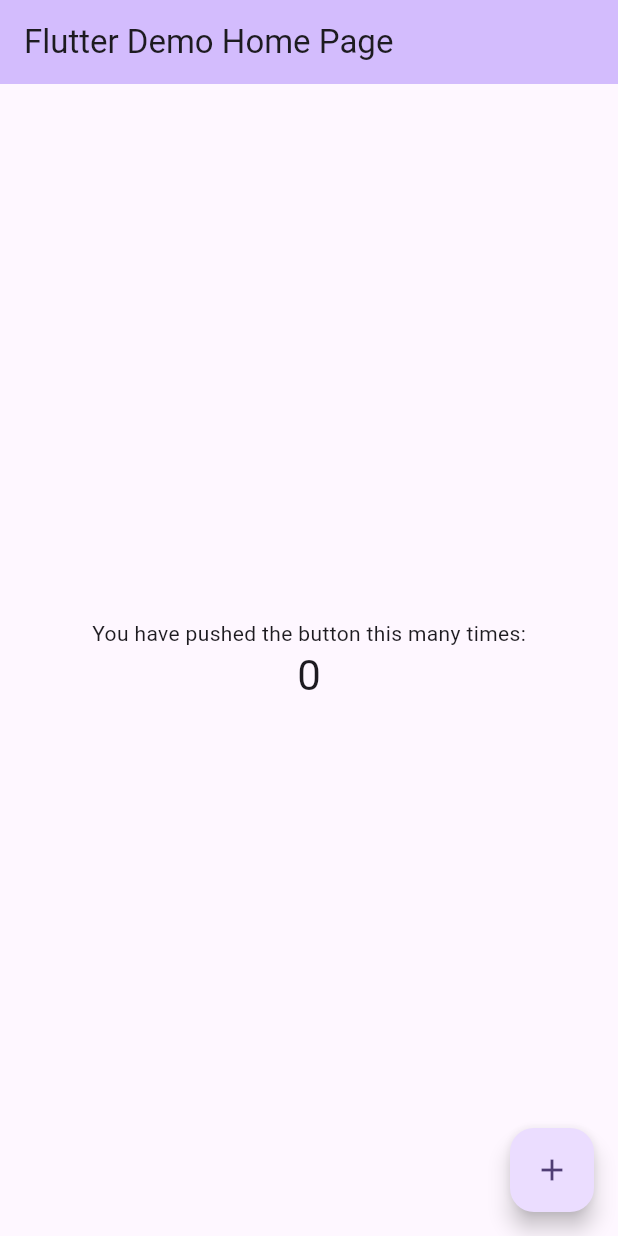
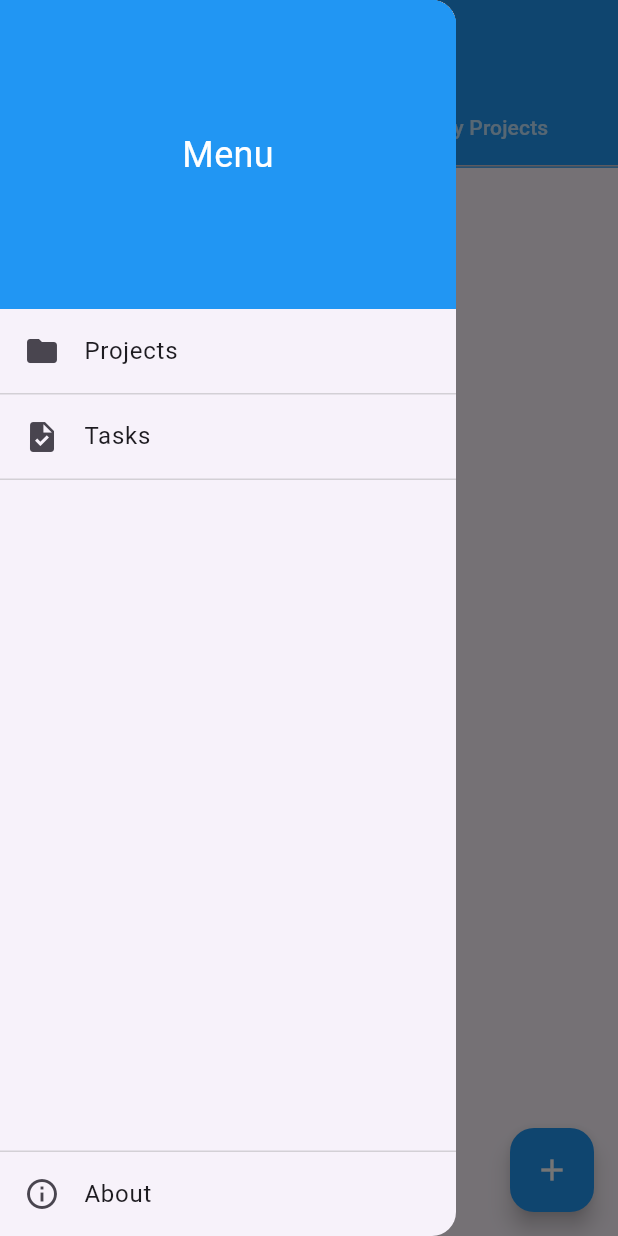
Before and after one commit to Qdevaan/Flutter-Course-Project, a Flutter app: the screen it shows after launch, with the side drawer open (before the commit the screen has no drawer), on a phone screen of 412 x 824 dp. Run offline on Flutter 3.47's test engine with Material 3 defaults, Android fonts, the phone set to English and light mode, and no system bars.

Commit message:
Add custom drawer and theme, update main UI structure
Introduces a CustomDrawer widget and an AppTheme for consistent styling. Refactors main.dart to use a tabbed interface and the new drawer, and updates dependencies to include provider and flutter_colorpicker., havent implemented theme yet

```diff
--- a/time_tracking_app/lib/main.dart
+++ b/time_tracking_app/lib/main.dart
@@ -1,122 +1,88 @@
 import 'package:flutter/material.dart';
+import 'widgets/custom_drawer.dart'; // Import the drawer
 
 void main() {
-  runApp(const MyApp());
+  runApp(TimeTrackingApp());
 }
 
-class MyApp extends StatelessWidget {
-  const MyApp({super.key});
-
-  // This widget is the root of your application.
+class TimeTrackingApp extends StatelessWidget {
   @override
   Widget build(BuildContext context) {
     return MaterialApp(
-      title: 'Flutter Demo',
-      theme: ThemeData(
-        // This is the theme of your application.
-        //
-        // TRY THIS: Try running your application with "flutter run". You'll see
-        // the application has a purple toolbar. Then, without quitting the app,
-        // try changing the seedColor in the colorScheme below to Colors.green
-        // and then invoke "hot reload" (save your changes or press the "hot
-        // reload" button in a Flutter-supported IDE, or press "r" if you used
-        // the command line to start the app).
-        //
-        // Notice that the counter didn't reset back to zero; the application
-        // state is not lost during the reload. To reset the state, use hot
-        // restart instead.
-        //
-        // This works for code too, not just values: Most code changes can be
-        // tested with just a hot reload.
-        colorScheme: ColorScheme.fromSeed(seedColor: Colors.deepPurple),
-      ),
-      home: const MyHomePage(title: 'Flutter Demo Home Page'),
+      title: 'Time Tracking App',
+      home: MainScreen(),
     );
   }
 }
 
-class MyHomePage extends StatefulWidget {
-  const MyHomePage({super.key, required this.title});
+class MainScreen extends StatefulWidget {
+  @override
+  State<MainScreen> createState() => _MainScreenState();
+}
 
-  // This widget is the home page of your application. It is stateful, meaning
-  // that it has a State object (defined below) that contains fields that affect
-  // how it looks.
-
-  // This class is the configuration for the state. It holds the values (in this
-  // case the title) provided by the parent (in this case the App widget) and
-  // used by the build method of the State. Fields in a Widget subclass are
-  // always marked "final".
-
-  final String title;
+class _MainScreenState extends State<MainScreen>
+    with SingleTickerProviderStateMixin {
+  late TabController _tabController;
 
   @override
-  State<MyHomePage> createState() => _MyHomePageState();
-}
+  void initState() {
+    super.initState();
+    _tabController = TabController(length: 2, vsync: this);
+  }
 
-class _MyHomePageState extends State<MyHomePage> {
-  int _counter = 0;
-
-  void _incrementCounter() {
-    setState(() {
-      // This call to setState tells the Flutter framework that something has
-      // changed in this State, which causes it to rerun the build method below
-      // so that the display can reflect the updated values. If we changed
-      // _counter without calling setState(), then the build method would not be
-      // called again, and so nothing would appear to happen.
-      _counter++;
-    });
+  void _showMessage(String message) {
+    ScaffoldMessenger.of(context)
+        .showSnackBar(SnackBar(content: Text(message)));
   }
 
   @override
   Widget build(BuildContext context) {
-    // This method is rerun every time setState is called, for instance as done
-    // by the _incrementCounter method above.
-    //
-    // The Flutter framework has been optimized to make rerunning build methods
-    // fast, so that you can just rebuild anything that needs updating rather
-    // than having to individually change instances of widgets.
     return Scaffold(
       appBar: AppBar(
-        // TRY THIS: Try changing the color here to a specific color (to
-        // Colors.amber, perhaps?) and trigger a hot reload to see the AppBar
-        // change color while the other colors stay the same.
-        backgroundColor: Theme.of(context).colorScheme.inversePrimary,
-        // Here we take the value from the MyHomePage object that was created by
-        // the App.build method, and use it to set our appbar title.
-        title: Text(widget.title),
-      ),
-      body: Center(
-        // Center is a layout widget. It takes a single child and positions it
-        // in the middle of the parent.
-        child: Column(
-          // Column is also a layout widget. It takes a list of children and
-          // arranges them vertically. By default, it sizes itself to fit its
-          // children horizontally, and tries to be as tall as its parent.
-          //
-          // Column has various properties to control how it sizes itself and
-          // how it positions its children. Here we use mainAxisAlignment to
-          // center the children vertically; the main axis here is the vertical
-          // axis because Columns are vertical (the cross axis would be
-          // horizontal).
-          //
-          // TRY THIS: Invoke "debug painting" (choose the "Toggle Debug Paint"
-          // action in the IDE, or press "p" in the console), to see the
-          // wireframe for each widget.
-          mainAxisAlignment: MainAxisAlignment.center,
-          children: <Widget>[
-            const Text('You have pushed the button this many times:'),
-            Text(
-              '$_counter',
-              style: Theme.of(context).textTheme.headlineMedium,
+        backgroundColor: Colors.blue,
+        title: Text("Time Tracking App", style: TextStyle(color: Colors.white)),
+        iconTheme: IconThemeData(color: Colors.white),
+        leading: Builder(
+          builder: (context) => IconButton(
+            icon: Icon(Icons.menu),
+            onPressed: () => Scaffold.of(context).openDrawer(),
+          ),
+        ),
+        bottom: PreferredSize(
+          preferredSize: Size.fromHeight(kToolbarHeight),
+          child: Container(
+            decoration: BoxDecoration(
+              border: Border(
+                bottom: BorderSide(color: Colors.white24, width: 1),
+              ),
             ),
-          ],
+            child: TabBar(
+              controller: _tabController,
+              labelColor: Colors.white,
+              unselectedLabelColor: Colors.white70,
+              indicatorColor: Colors.white,
+              indicatorWeight: 3,
+              tabs: [
+                Tab(text: "All Entries"),
+                Tab(text: "Group by Projects"),
+              ],
+            ),
+          ),
         ),
       ),
+      drawer: CustomDrawer(onItemClick: _showMessage),
+      body: TabBarView(
+        controller: _tabController,
+        children: [
+          Center(child: Text("All Entries Page")),
+          Center(child: Text("Group by Projects Page")),
+        ],
+      ),
       floatingActionButton: FloatingActionButton(
-        onPressed: _incrementCounter,
-        tooltip: 'Increment',
-        child: const Icon(Icons.add),
-      ), // This trailing comma makes auto-formatting nicer for build methods.
+        backgroundColor: Colors.blue,
+        onPressed: () => _showMessage("Add button pressed"),
+        child: Icon(Icons.add, color: Colors.white),
+      ),
     );
   }
 }
--- /dev/null
+++ b/time_tracking_app/lib/themes/app_theme.dart
@@ -0,0 +1,36 @@
+import 'package:flutter/material.dart';
+
+class AppTheme {
+  static ThemeData get lightTheme {
+    return ThemeData(
+      primarySwatch: Colors.red,
+      scaffoldBackgroundColor: Colors.white,
+      appBarTheme: AppBarTheme(
+        backgroundColor: Colors.red,
+        foregroundColor: Colors.white,
+        elevation: 4,
+      ),
+      floatingActionButtonTheme: FloatingActionButtonThemeData(
+        backgroundColor: Colors.red,
+        foregroundColor: Colors.white,
+      ),
+      snackBarTheme: SnackBarThemeData(
+        backgroundColor: Colors.red,
+        contentTextStyle: TextStyle(color: Colors.white),
+      ),
+      tabBarTheme: TabBarThemeData(
+        labelColor: Colors.white,
+        unselectedLabelColor: Colors.white70,
+        indicator: UnderlineTabIndicator(
+          borderSide: BorderSide(color: Colors.white, width: 2),
+        ),
+      ),
+      drawerTheme: DrawerThemeData(
+        backgroundColor: Colors.white,
+      ),
+      textTheme: TextTheme(
+        bodyMedium: TextStyle(color: Colors.black87),
+      ),
+    );
+  }
+}
--- /dev/null
+++ b/time_tracking_app/lib/widgets/custom_drawer.dart
@@ -0,0 +1,82 @@
+import 'package:flutter/material.dart';
+
+class CustomDrawer extends StatelessWidget {
+  final Function(String) onItemClick;
+
+  const CustomDrawer({Key? key, required this.onItemClick}) : super(key: key);
+
+  @override
+  Widget build(BuildContext context) {
+    final screenHeight = MediaQuery.of(context).size.height;
+
+    return Drawer(
+      child: Column(
+        children: [
+          // Top 25% "Menu" section
+          Container(
+            height: screenHeight * 0.25,
+            width: double.infinity,
+            alignment: Alignment.center,
+            color: Colors.blue,
+            child: Text(
+              'Menu',
+              style: TextStyle(fontSize: 24, color: Colors.white),
+            ),
+          ),
+
+          // List tiles with bottom borders
+          Container(
+            decoration: BoxDecoration(
+              border: Border(
+                bottom: BorderSide(
+                  color: Colors.grey.withOpacity(0.4),
+                  width: 1,
+                ),
+              ),
+            ),
+            child: ListTile(
+              leading: Icon(Icons.folder),
+              title: Text("Projects"),
+              onTap: () => onItemClick("Projects pressed"),
+            ),
+          ),
+          Container(
+            decoration: BoxDecoration(
+              border: Border(
+                bottom: BorderSide(
+                  color: Colors.grey.withOpacity(0.4),
+                  width: 1,
+                ),
+              ),
+            ),
+            child: ListTile(
+              leading: Icon(Icons.task),
+              title: Text("Tasks"),
+              onTap: () => onItemClick("Tasks pressed"),
+            ),
+          ),
+
+          // Spacer pushes About to the bottom
+          Spacer(),
+
+          // About with top border
+          Container(
+            decoration: BoxDecoration(
+              border: Border(
+                top: BorderSide(
+                  color: Colors.grey.withOpacity(0.4),
+                  width: 1,
+                ),
+              ),
+            ),
+            child: ListTile(
+              leading: Icon(Icons.info_outline),
+              title: Text("About"),
+              onTap: () => onItemClick("About pressed"),
+            ),
+          ),
+        ],
+      ),
+    );
+  }
+}
```
Also changed, not shown: time_tracking_app/pubspec.yaml (+3 -70 lines), time_tracking_app/pubspec.lock.
